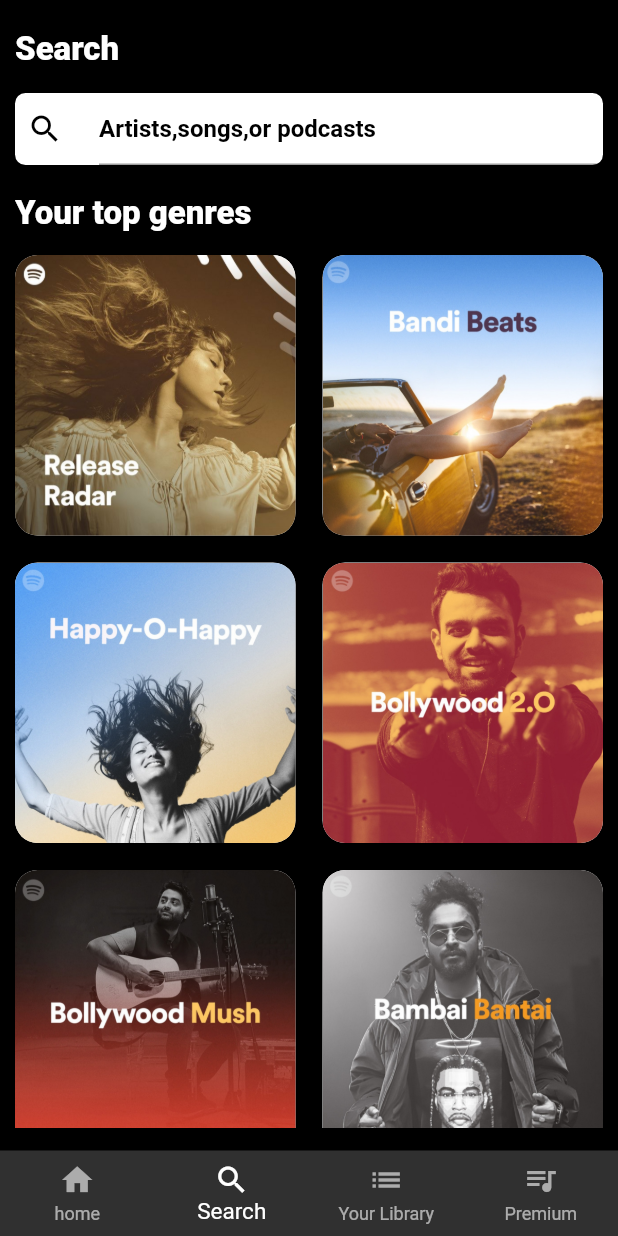
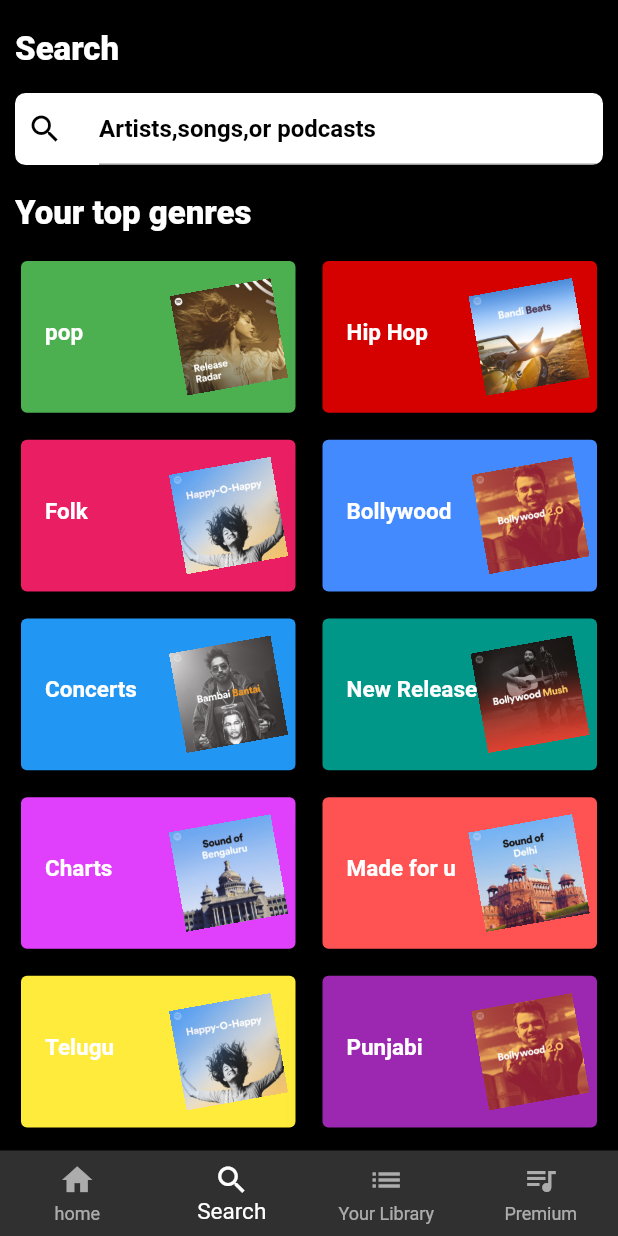
Before and after one commit to san-jayy/Spotify_ui, a Flutter app: the screen it shows after launch, item 2 of the bottom bar chosen, on a phone screen of 412 x 824 dp. Run offline on Flutter 3.47's test engine with Material 2 defaults, Android fonts, the phone set to English and light mode, and no system bars; our stand-ins replace smooth_page_indicator.

Commit message:
final search page

```diff
--- a/lib/Screens/search_screen.dart
+++ b/lib/Screens/search_screen.dart
@@ -2,19 +2,39 @@ import 'package:flutter/material.dart';
 import 'package:spotify_ui/Constants.dart';
 
 class SearchPage extends StatelessWidget {
-  final List<String> _simages = [
-    'images/b1.jpg',
-    'images/b2.jpg',
-    'images/b3.jpg',
-    'images/b4.jpg',
-    'images/b5.jpg',
-    'images/b6.jpg',
-    'images/s1.jpg',
-    'images/s3.jpg',
-    'images/s4.jpg',
-    'images/s5.jpg',
-    'images/s6.jpg',
-    'images/b2.jpg',
+  List<SearchGrid> _genres = [
+    SearchGrid(image: 'images/b1.jpg', text: 'pop', colour: Colors.green),
+    SearchGrid(
+        image: 'images/b2.jpg', text: 'Hip Hop', colour: Colors.redAccent[700]),
+    SearchGrid(image: 'images/b3.jpg', text: 'Folk', colour: Colors.pink),
+    SearchGrid(
+        image: 'images/b4.jpg', text: 'Bollywood', colour: Colors.blueAccent),
+    SearchGrid(image: 'images/b6.jpg', text: 'Concerts', colour: Colors.blue),
+    SearchGrid(
+        image: 'images/b5.jpg', text: 'New Release', colour: Colors.teal),
+    SearchGrid(
+        image: 'images/s1.jpg', text: 'Charts', colour: Colors.purpleAccent),
+    SearchGrid(
+        image: 'images/s2.jpg', text: 'Made for u', colour: Colors.redAccent),
+    SearchGrid(image: 'images/b3.jpg', text: 'Telugu', colour: Colors.yellow),
+    SearchGrid(image: 'images/b4.jpg', text: 'Punjabi', colour: Colors.purple),
+    SearchGrid(image: 'images/b1.jpg', text: 'Tamil', colour: Colors.green),
+    SearchGrid(image: 'images/b1.jpg', text: 'pop', colour: Colors.green),
+    SearchGrid(
+        image: 'images/b2.jpg', text: 'Hip Hop', colour: Colors.redAccent[700]),
+    SearchGrid(image: 'images/b3.jpg', text: 'Folk', colour: Colors.pink),
+    SearchGrid(
+        image: 'images/b4.jpg', text: 'Bollywood', colour: Colors.blueAccent),
+    SearchGrid(image: 'images/b6.jpg', text: 'Concerts', colour: Colors.blue),
+    SearchGrid(
+        image: 'images/b5.jpg', text: 'New Release', colour: Colors.teal),
+    SearchGrid(
+        image: 'images/s1.jpg', text: 'Charts', colour: Colors.purpleAccent),
+    SearchGrid(
+        image: 'images/s2.jpg', text: 'Made for u', colour: Colors.redAccent),
+    SearchGrid(image: 'images/b3.jpg', text: 'Telugu', colour: Colors.yellow),
+    SearchGrid(image: 'images/b4.jpg', text: 'Punjabi', colour: Colors.purple),
+    SearchGrid(image: 'images/b1.jpg', text: 'Tamil', colour: Colors.green),
   ];
   @override
   Widget build(BuildContext context) {
@@ -62,22 +82,41 @@ class SearchPage extends StatelessWidget {
             height: 15,
           ),
           Expanded(
-            child: GridView.count(
-              crossAxisCount: 2,
-              mainAxisSpacing: 18,
-              crossAxisSpacing: 18,
-              scrollDirection: Axis.vertical,
-              children: _simages
-                  .map(
-                    (item) => Container(
-                      decoration: BoxDecoration(
-                          borderRadius: BorderRadius.circular(15),
-                          image: DecorationImage(
-                              image: AssetImage(item), fit: BoxFit.cover),
-                          color: Colors.white),
-                    ),
-                  )
-                  .toList(),
+            child: NotificationListener<OverscrollIndicatorNotification>(
+              onNotification: (overScroll) {
+                overScroll.disallowGlow();
+                return;
+              },
+              child: GridView.count(
+                crossAxisCount: 2,
+                mainAxisSpacing: 10,
+                crossAxisSpacing: 10,
+                childAspectRatio: MediaQuery.of(context).size.width /
+                    (MediaQuery.of(context).size.height / 3.5),
+                children: _genres
+                    .map((item) => Card(
+                          elevation: 10,
+                          color: item.colour,
+                          child: Center(
+                            child: ListTile(
+                              leading: Text(
+                                item.text,
+                                style: ksecondarytextstyle,
+                              ),
+                              trailing: Transform.rotate(
+                                angle: 270,
+                                child: Transform.scale(
+                                  scale: 1.2,
+                                  child: Image(
+                                    image: AssetImage(item.image),
+                                  ),
+                                ),
+                              ),
+                            ),
+                          ),
+                        ))
+                    .toList(),
+              ),
             ),
           ),
           SizedBox(
@@ -88,3 +127,10 @@ class SearchPage extends StatelessWidget {
     );
   }
 }
+
+class SearchGrid {
+  String image;
+  String text;
+  Color colour;
+  SearchGrid({this.image, this.colour, this.text});
+}
```
